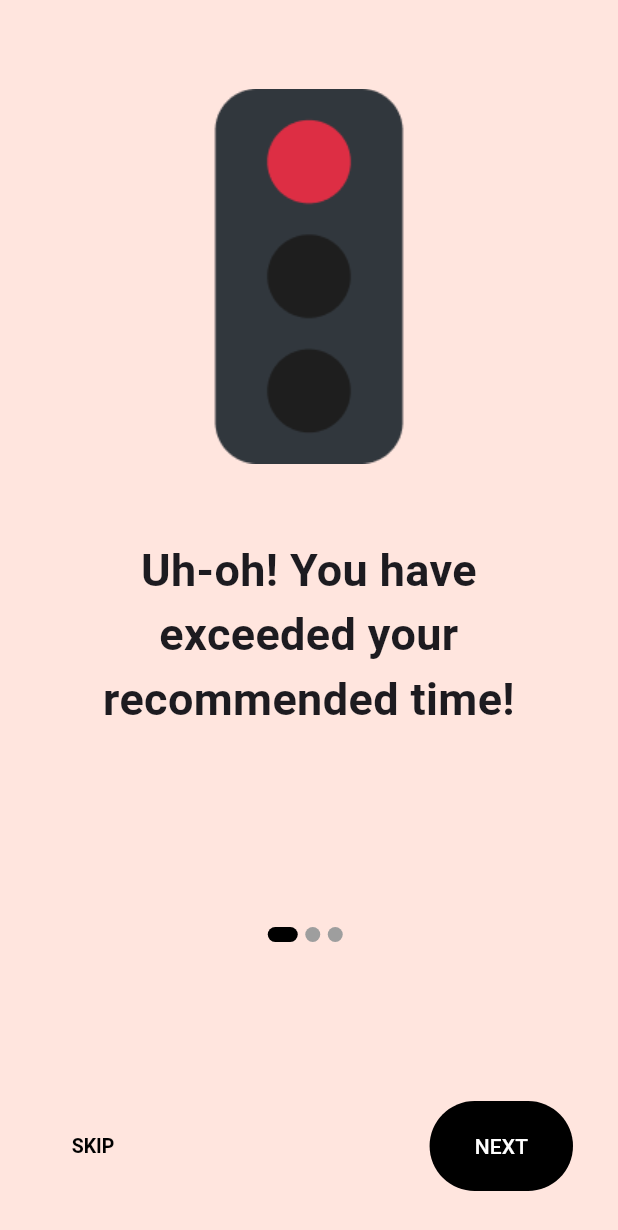
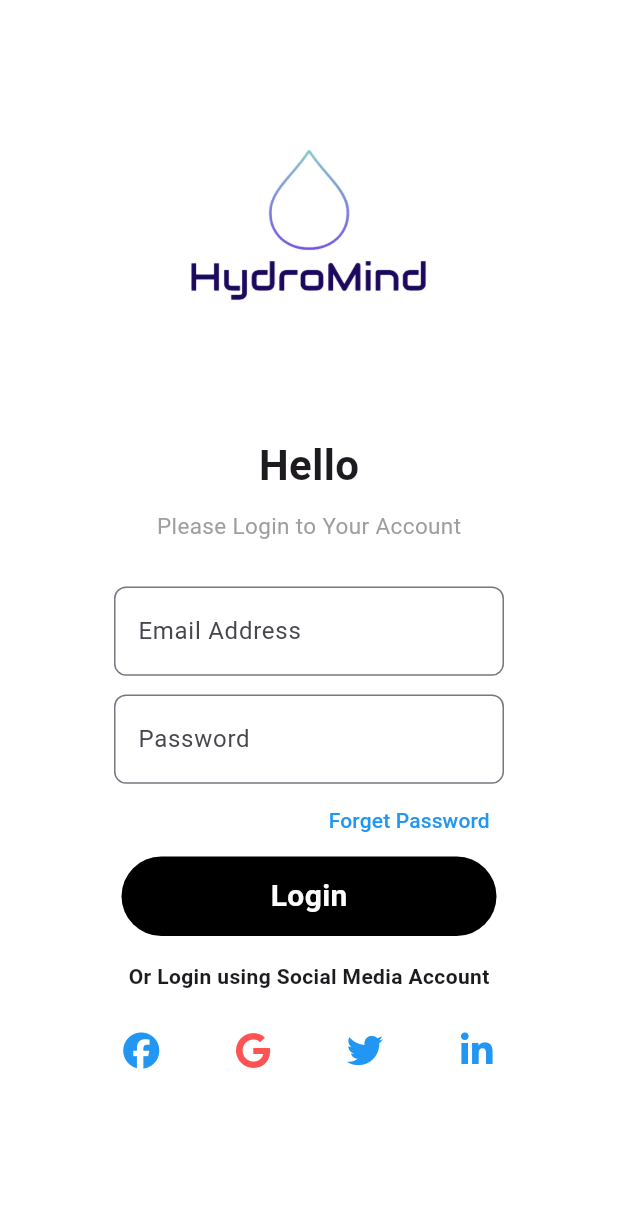
Before and after one commit to Lo-Yan/HydroMind-App, a Flutter app: the screen it shows after launch, on a phone screen of 412 x 824 dp. Shown: the top 1230 px of the screen. Run offline on Flutter 3.47's test engine with Material 2 defaults, Android fonts, the phone set to English and light mode, and no system bars; our stand-ins replace firebase_core, fl_chart, font_awesome_flutter, lottie; missing offline and left inert: mqtt_client; accounts and stored records are empty; Roboto replaces fonts that are missing (Mulish).

Commit message:
add login screen

```diff
--- a/lib/screens/intro_screen.dart
+++ b/lib/screens/intro_screen.dart
@@ -3,8 +3,7 @@ this is the introduction screen with hydromind logo when the user first opens th
 */
 
 import 'package:flutter/material.dart';
-import 'home_screen.dart';
-import 'onboarding_screen.dart';
+import 'login_screen.dart';
 
 class IntroScreen extends StatefulWidget {
   const IntroScreen({Key? key}) : super(key: key);
@@ -37,7 +36,7 @@ class _IntroScreenState extends State<IntroScreen> with SingleTickerProviderStat
         Navigator.push(
           context,
           MaterialPageRoute(
-            builder: (context) => const OnboardingScreen(),
+            builder: (context) => LoginScreen(),
           ),
         );
       }
--- /dev/null
+++ b/lib/screens/login_screen.dart
@@ -0,0 +1,163 @@
+import 'package:flutter/material.dart';
+import 'package:lottie/lottie.dart';
+import 'package:font_awesome_flutter/font_awesome_flutter.dart';
+import 'onboarding_screen.dart';
+
+class LoginScreen extends StatelessWidget{
+
+  void navigateToOnboardingScreen(BuildContext context) {
+    // Navigate to the OnboardingScreen
+    Navigator.push(
+      context,
+      MaterialPageRoute(builder: (context) => OnboardingScreen()),
+    );
+  }
+  void click2(){}
+
+  @override
+Widget build(BuildContext context) {
+    return Scaffold(
+      body: SingleChildScrollView(
+        child: Container(
+          height: MediaQuery.of(context).size.height,
+          width: MediaQuery.of(context).size.width,
+          decoration: const BoxDecoration(
+            color: Colors.white, // Change the background color to black
+          ),
+          child: Column(
+            crossAxisAlignment: CrossAxisAlignment.center,
+            children: <Widget>[
+              const SizedBox(height: 50,),
+              SizedBox(
+                height: 200,
+                width: 300,
+                child: Image.asset("assets/HydroMindLogo.png"),
+              ),
+              const SizedBox(height: 10,),
+              Container(
+                width: 325,
+                height: 470,
+                decoration: const BoxDecoration(
+                  color: Colors.white,
+                  borderRadius: BorderRadius.all(Radius.circular(15)),
+                ),
+                child: Column(
+                  crossAxisAlignment: CrossAxisAlignment.center,
+                  children: [
+                    const SizedBox(height: 30,),
+                    const Text("Hello",
+                      style: TextStyle(
+                          fontSize: 28,
+                          fontWeight:FontWeight.bold
+                      ),),
+                    const SizedBox(height: 10,),
+                    const Text("Please Login to Your Account",
+                      style: TextStyle(
+                        color: Colors.grey,
+                        fontSize: 15,
+                      ),),
+                    const SizedBox(height: 30,),
+                    Container(
+                      width: 260,
+                      height: 60,
+                      child: const TextField(
+                        decoration: InputDecoration(
+                            suffix: Icon(FontAwesomeIcons.envelope,color: Colors.red,),
+                            labelText: "Email Address",
+                            border: OutlineInputBorder(
+                              borderRadius: BorderRadius.all(Radius.circular(8)),
+                            )
+                        ),
+                      ),
+                    ),
+                    const SizedBox(height: 12,),
+                    Container(
+                      width: 260,
+                      height: 60,
+                      child: const TextField(
+                        obscureText: true,
+                        decoration: InputDecoration(
+                            suffix: Icon(FontAwesomeIcons.eyeSlash,color: Colors.red,),
+                            labelText: "Password",
+                            border: OutlineInputBorder(
+                              borderRadius: BorderRadius.all(Radius.circular(8)),
+                            )
+                        ),
+                      ),
+                    ),
+                    Padding(
+                      padding:const EdgeInsets.fromLTRB(20, 0, 30, 0),
+                      child: Row(
+                        mainAxisAlignment: MainAxisAlignment.end,
+                        children: [
+                          TextButton(
+                            onPressed: click2,
+                            child:const Text("Forget Password",
+                              style: TextStyle(
+                                  color: Colors.blue,
+                              ),
+                            ),
+                          )
+                        ],
+                      ),
+                    ),
+                GestureDetector(
+                  onTap: () => navigateToOnboardingScreen(context),
+                  child: Container(
+                    alignment: Alignment.center,
+                    width: 250,
+                    decoration: BoxDecoration(
+                      color: Colors.black, // Change the button color to black
+                      borderRadius: BorderRadius.all(Radius.circular(50)),
+                    ),
+                    child: const Padding(
+                      padding: EdgeInsets.all(12.0),
+                      child: Text(
+                        'Login',
+                        style: TextStyle(
+                          color: Colors.white,
+                          fontSize: 20,
+                          fontWeight: FontWeight.bold,)
+
+                          ),
+                        ),
+                      ),
+                    ),
+                    const SizedBox(height: 17 ,),
+                    const Text("Or Login using Social Media Account",
+                      style: TextStyle(
+                          fontWeight: FontWeight.bold
+                      ),),
+                    const SizedBox(height: 15,),
+                    Row(
+                      mainAxisAlignment: MainAxisAlignment.spaceEvenly,
+                      children: [
+                        IconButton(
+                            onPressed: click2,
+                            icon: const Icon(FontAwesomeIcons.facebook,color: Colors.blue)
+                        ),
+                        IconButton(
+                            onPressed: click2,
+                            icon: const Icon(FontAwesomeIcons.google,color: Colors.redAccent,)
+                        ),
+                        IconButton(
+                            onPressed: click2,
+                            icon: const Icon(FontAwesomeIcons.twitter,color: Colors.blue,)
+                        ),
+                        IconButton(
+                            onPressed: click2,
+                            icon: const Icon(FontAwesomeIcons.linkedinIn,color: Colors.blue,)
+                        )
+                      ],
+                    )
+                  ],
+                ),
+              )
+            ],
+          ),
+        ),
+      ),
+    );
+  }
+
+}
--- a/pubspec.yaml
+++ b/pubspec.yaml
@@ -43,6 +43,8 @@ dependencies:
   mqtt_client: ^10.0.0
   aws_iot_api: ^2.0.0
   typed_data: ^1.3.2
+  lottie: ^2.5.0
+  font_awesome_flutter: ^10.5.0
 
 dev_dependencies:
   flutter_test:
```
Also changed, not shown: pubspec.lock.
